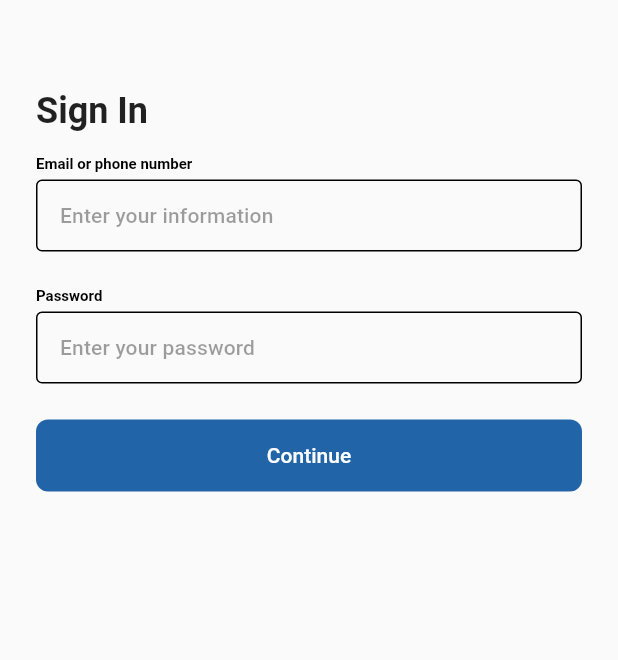
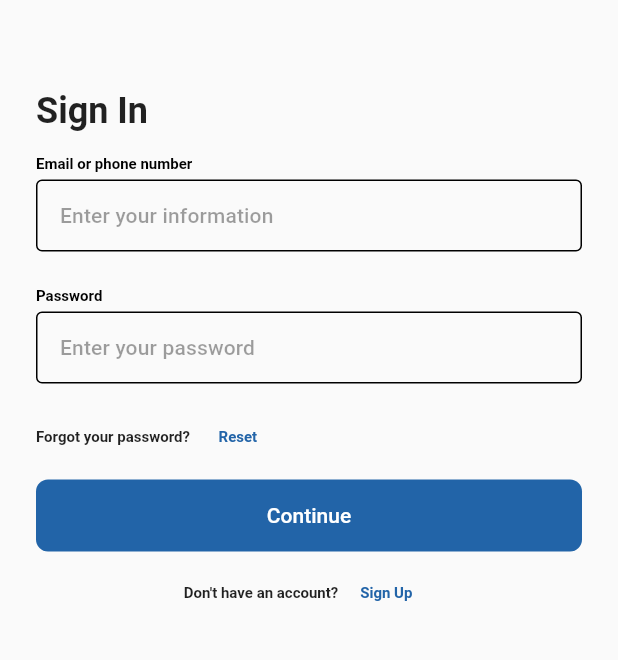
Before and after one commit to wthIC/kaistie, a Flutter app: the screen it shows after launch, on a phone screen of 412 x 824 dp, the part 263-923 px from its top. Run offline on Flutter 3.47's test engine with Material 2 defaults, Android fonts, the phone set to English and light mode, and no system bars; our stand-ins replace flutter_spinkit, flutter_svg, syncfusion_flutter_datepicker.

Commit message:
Sign in screen structure done

```diff
--- a/lib/screens/sign_in_screen.dart
+++ b/lib/screens/sign_in_screen.dart
@@ -57,10 +57,58 @@ class SignInScreen extends StatelessWidget {
                   label: 'Password',
                   disableNext: false,
                 ),
-                const SizedBox(height: 16.0),
+                const SizedBox(height: 4.0),
+                Row(
+                  mainAxisAlignment: MainAxisAlignment.start,
+                  mainAxisSize: MainAxisSize.max,
+                  children: [
+                    const Text(
+                      'Forgot your password?',
+                      style: TextStyle(
+                        fontSize: 10.0,
+                        fontWeight: FontWeight.w700,
+                      ),
+                    ),
+                    TextButton(
+                      onPressed: () {},
+                      child: const Text(
+                        'Reset',
+                        style: TextStyle(
+                          fontSize: 10.0,
+                          fontWeight: FontWeight.w700,
+                        ),
+                      ),
+                    ),
+                  ],
+                ),
+                const SizedBox(height: 4.0),
                 CustomButton(
                   onTap: () {},
                   buttonText: 'Continue',
+                ),
+                const SizedBox(height: 4.0),
+                Row(
+                  mainAxisAlignment: MainAxisAlignment.center,
+                  mainAxisSize: MainAxisSize.max,
+                  children: [
+                    const Text(
+                      'Don\'t have an account?',
+                      style: TextStyle(
+                        fontSize: 10.0,
+                        fontWeight: FontWeight.w700,
+                      ),
+                    ),
+                    TextButton(
+                      onPressed: () {},
+                      child: const Text(
+                        'Sign Up',
+                        style: TextStyle(
+                          fontSize: 10.0,
+                          fontWeight: FontWeight.w700,
+                        ),
+                      ),
+                    ),
+                  ],
                 ),
               ],
             ),
```
